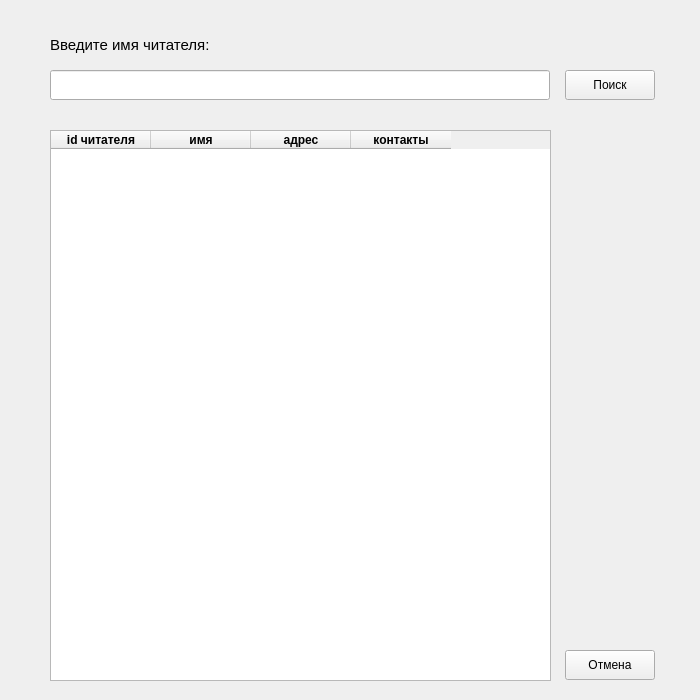
Old version of the form ClientSearch.ui in the repository andrejmaznin/library.
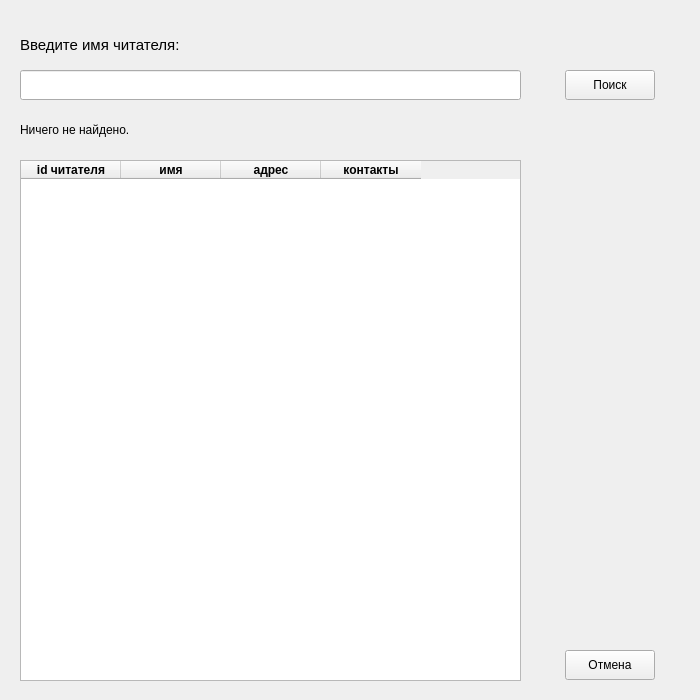
New version of the form.

```diff
--- a/ClientSearch.ui
+++ b/ClientSearch.ui
@@ -16,7 +16,7 @@
   <widget class="QLabel" name="label_client_name">
    <property name="geometry">
     <rect>
-     <x>50</x>
+     <x>20</x>
      <y>30</y>
      <width>200</width>
      <height>30</height>
@@ -34,9 +34,9 @@
   <widget class="QLineEdit" name="lineEdit_name">
    <property name="geometry">
     <rect>
-     <x>50</x>
+     <x>20</x>
      <y>70</y>
-     <width>500</width>
+     <width>501</width>
      <height>30</height>
     </rect>
    </property>
@@ -60,10 +60,10 @@
   <widget class="QTableWidget" name="table_clients">
    <property name="geometry">
     <rect>
-     <x>50</x>
-     <y>130</y>
+     <x>20</x>
+     <y>160</y>
      <width>501</width>
-     <height>551</height>
+     <height>521</height>
     </rect>
    </property>
    <column>
@@ -128,6 +128,24 @@
     <string>Отмена</string>
    </property>
   </widget>
+  <widget class="QLabel" name="lb_nothing">
+   <property name="geometry">
+    <rect>
+     <x>20</x>
+     <y>120</y>
+     <width>500</width>
+     <height>20</height>
+    </rect>
+   </property>
+   <property name="font">
+    <font>
+     <pointsize>9</pointsize>
+    </font>
+   </property>
+   <property name="text">
+    <string>Ничего не найдено.</string>
+   </property>
+  </widget>
  </widget>
  <resources/>
  <connections/>
```
